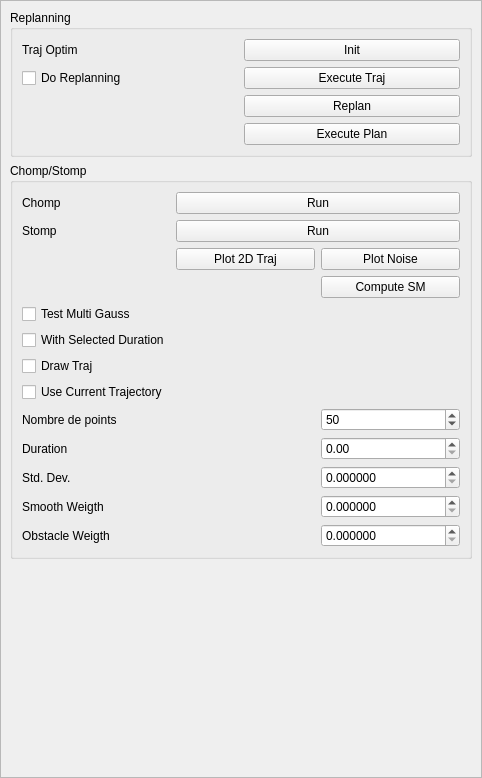
Old version of the form src/move3d-qt-gui-libs/src/qtMainInterface/sideWidgets/qtReplanning.ui in the repository jmainpri/move3d-studio.
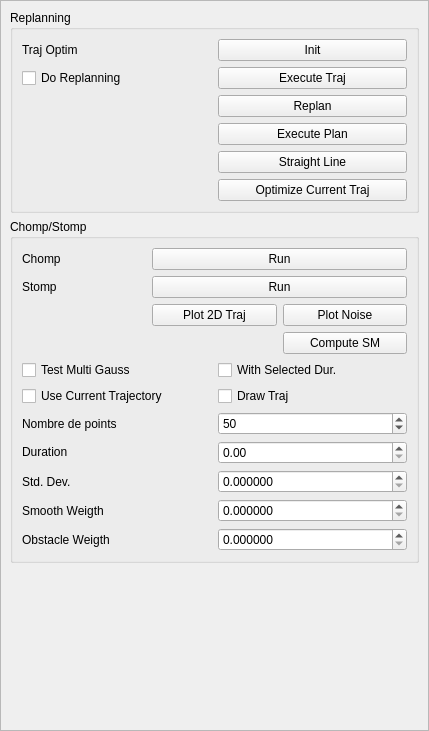
New version of the form.

Commit message:
[move3d-qt-gui-libs] Change the Manipulation Planner Interface and some other buttons
The Manipulation planner gets better looks, as well as the motion planner.
Add some replanning buttons.
Enable starting the costspace on non costspace scenarios. The HRI costspace init is
only done if Env::enableHri is on. Be carefull Mamoun.

```diff
--- a/src/move3d-qt-gui-libs/src/qtMainInterface/sideWidgets/qtReplanning.ui
+++ b/src/move3d-qt-gui-libs/src/qtMainInterface/sideWidgets/qtReplanning.ui
@@ -6,8 +6,8 @@
    <rect>
     <x>0</x>
     <y>0</y>
-    <width>482</width>
-    <height>778</height>
+    <width>429</width>
+    <height>731</height>
    </rect>
   </property>
   <property name="windowTitle">
@@ -27,8 +27,8 @@
        <rect>
         <x>0</x>
         <y>0</y>
-        <width>480</width>
-        <height>776</height>
+        <width>427</width>
+        <height>729</height>
        </rect>
       </property>
       <layout class="QVBoxLayout" name="verticalLayout_2">
@@ -92,6 +92,20 @@
             </property>
            </widget>
           </item>
+          <item row="4" column="1">
+           <widget class="QPushButton" name="pushButtonCreateSraightLine">
+            <property name="text">
+             <string>Straight Line</string>
+            </property>
+           </widget>
+          </item>
+          <item row="5" column="1">
+           <widget class="QPushButton" name="pushButton">
+            <property name="text">
+             <string>Optimize Current Traj</string>
+            </property>
+           </widget>
+          </item>
          </layout>
         </widget>
        </item>
@@ -100,13 +114,56 @@
          <property name="maximumSize">
           <size>
            <width>16777215</width>
-           <height>400</height>
+           <height>16777215</height>
           </size>
          </property>
          <property name="title">
           <string>Chomp/Stomp</string>
          </property>
          <layout class="QGridLayout" name="gridLayout_3">
+          <item row="3" column="0">
+           <widget class="QWidget" name="widget" native="true">
+            <layout class="QGridLayout" name="gridLayout_4">
+             <property name="margin">
+              <number>0</number>
+             </property>
+             <item row="2" column="0">
+              <widget class="QCheckBox" name="checkBoxOptimizeCurrentTraj">
+               <property name="text">
+                <string>Use Current Trajectory</string>
+               </property>
+              </widget>
+             </item>
+             <item row="1" column="1">
+              <widget class="QCheckBox" name="checkBoxSelectedDuration">
+               <property name="text">
+                <string>With Selected Dur.</string>
+               </property>
+              </widget>
+             </item>
+             <item row="2" column="1">
+              <widget class="QCheckBox" name="checkBoxDrawTraj">
+               <property name="text">
+                <string>Draw Traj</string>
+               </property>
+              </widget>
+             </item>
+             <item row="1" column="0">
+              <widget class="QCheckBox" name="checkBoxTestMultiGauss">
+               <property name="text">
+                <string>Test Multi Gauss</string>
+               </property>
+              </widget>
+             </item>
+            </layout>
+           </widget>
+          </item>
+          <item row="1" column="0">
+           <widget class="QWidget" name="widget_2" native="true">
+            <layout class="QGridLayout" name="gridLayout_5">
+             <property name="margin">
+              <number>0</number>
+             </property>
           <item row="0" column="0">
            <widget class="QLabel" name="labelChomp">
             <property name="text">
@@ -128,35 +185,51 @@
             </property>
            </widget>
           </item>
-          <item row="4" column="0" colspan="3">
-           <widget class="QCheckBox" name="checkBoxTestMultiGauss">
+             <item row="1" column="1" colspan="2">
+              <widget class="QPushButton" name="pushButtonRunStomp">
             <property name="text">
-             <string>Test Multi Gauss</string>
+                <string>Run</string>
             </property>
            </widget>
           </item>
-          <item row="6" column="0" colspan="2">
-           <widget class="QCheckBox" name="checkBoxDrawTraj">
+             <item row="2" column="1">
+              <widget class="QPushButton" name="pushButtonPlotTraj">
             <property name="text">
-             <string>Draw Traj</string>
+                <string>Plot 2D Traj</string>
             </property>
            </widget>
           </item>
-          <item row="7" column="0" colspan="3">
-           <widget class="QCheckBox" name="checkBoxOptimizeCurrentTraj">
+             <item row="2" column="2">
+              <widget class="QPushButton" name="pushButtonPlotNoise">
             <property name="text">
-             <string>Use Current Trajectory</string>
+                <string>Plot Noise</string>
             </property>
            </widget>
           </item>
-          <item row="8" column="0" colspan="2">
+             <item row="3" column="2">
+              <widget class="QPushButton" name="pushButtonComputeSM">
+               <property name="text">
+                <string>Compute SM</string>
+               </property>
+              </widget>
+             </item>
+            </layout>
+           </widget>
+          </item>
+          <item row="4" column="0">
+           <widget class="QWidget" name="widget_3" native="true">
+            <layout class="QGridLayout" name="gridLayout_6">
+             <property name="margin">
+              <number>0</number>
+             </property>
+             <item row="0" column="0">
            <widget class="QLabel" name="label">
             <property name="text">
              <string>Nombre de points</string>
             </property>
            </widget>
           </item>
-          <item row="8" column="2">
+             <item row="0" column="1">
            <widget class="QSpinBox" name="spinBoxNbPoints">
             <property name="minimum">
              <number>5</number>
@@ -172,24 +245,30 @@
             </property>
            </widget>
           </item>
-          <item row="9" column="0">
+             <item row="1" column="0">
            <widget class="QLabel" name="label_2">
+               <property name="sizePolicy">
+                <sizepolicy hsizetype="Preferred" vsizetype="Fixed">
+                 <horstretch>0</horstretch>
+                 <verstretch>0</verstretch>
+                </sizepolicy>
+               </property>
             <property name="text">
              <string>Duration</string>
             </property>
            </widget>
           </item>
-          <item row="9" column="2">
+             <item row="1" column="1">
            <widget class="QDoubleSpinBox" name="doubleSpinBoxDuration"/>
           </item>
-          <item row="10" column="0">
+             <item row="2" column="0">
            <widget class="QLabel" name="label_3">
             <property name="text">
              <string>Std. Dev.</string>
             </property>
            </widget>
           </item>
-          <item row="10" column="2">
+             <item row="2" column="1">
            <widget class="QDoubleSpinBox" name="doubleSpinBoxStdDev">
             <property name="decimals">
              <number>6</number>
@@ -199,67 +278,35 @@
             </property>
            </widget>
           </item>
-          <item row="11" column="0" colspan="2">
+             <item row="3" column="0">
            <widget class="QLabel" name="label_4">
             <property name="text">
              <string>Smooth Weigth</string>
             </property>
            </widget>
           </item>
-          <item row="11" column="2">
+             <item row="3" column="1">
            <widget class="QDoubleSpinBox" name="doubleSpinBoxSmoothWeight">
             <property name="decimals">
              <number>6</number>
             </property>
            </widget>
           </item>
-          <item row="12" column="0" colspan="2">
+             <item row="4" column="0">
            <widget class="QLabel" name="label_5">
             <property name="text">
              <string>Obstacle Weigth</string>
             </property>
            </widget>
           </item>
-          <item row="12" column="2">
+             <item row="4" column="1">
            <widget class="QDoubleSpinBox" name="doubleSpinBoxObstacWeight">
             <property name="decimals">
              <number>6</number>
             </property>
            </widget>
           </item>
-          <item row="5" column="0">
-           <widget class="QCheckBox" name="checkBoxSelectedDuration">
-            <property name="text">
-             <string>With Selected Duration</string>
-            </property>
-           </widget>
-          </item>
-          <item row="2" column="2">
-           <widget class="QPushButton" name="pushButtonPlotNoise">
-            <property name="text">
-             <string>Plot Noise</string>
-            </property>
-           </widget>
-          </item>
-          <item row="1" column="1" colspan="2">
-           <widget class="QPushButton" name="pushButtonRunStomp">
-            <property name="text">
-             <string>Run</string>
-            </property>
-           </widget>
-          </item>
-          <item row="3" column="2">
-           <widget class="QPushButton" name="pushButtonComputeSM">
-            <property name="text">
-             <string>Compute SM</string>
-            </property>
-           </widget>
-          </item>
-          <item row="2" column="1">
-           <widget class="QPushButton" name="pushButtonPlotTraj">
-            <property name="text">
-             <string>Plot 2D Traj</string>
-            </property>
+            </layout>
            </widget>
           </item>
          </layout>
```
Left out of the diff: 14 changed lines with no effect on the pictures. Lines whose indentation alone changed are shown as unchanged. The commit also changes 9 other files.
